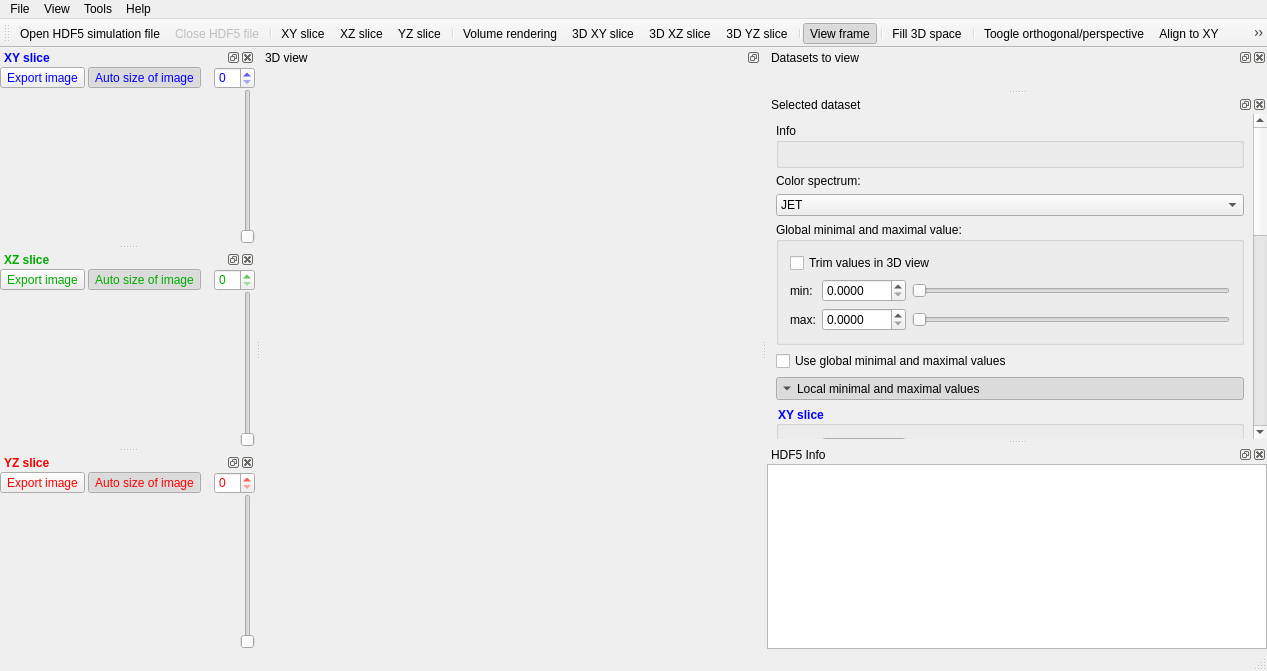
Before: the Qt Designer form projects/src/k-wave-h5-visualizer/mainwindow.ui in klepo/Visualisation-of-the-outputs-of-k-Wave-ultrasound-simulations, drawn with Qt 5.
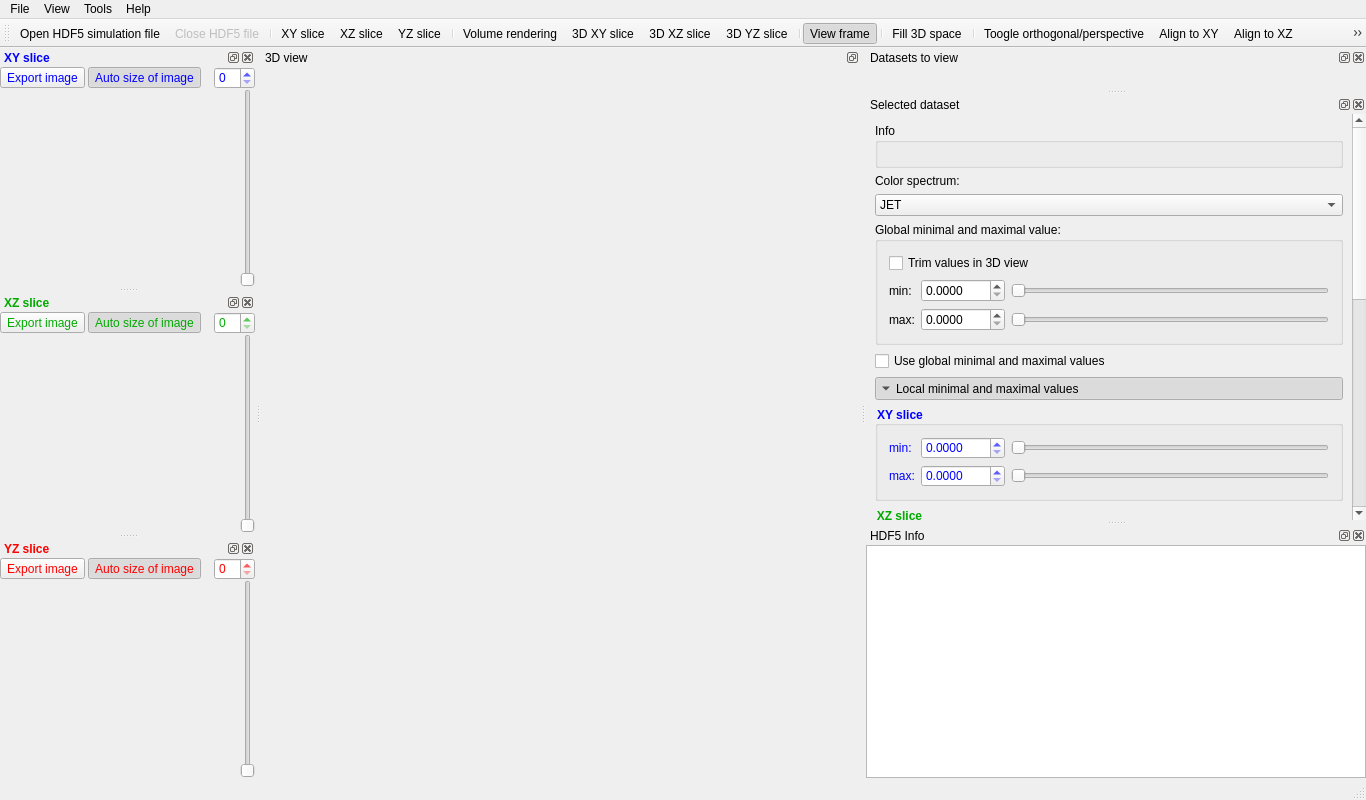
After: the same form once the commit is applied. Icons and pictures are not drawn. Custom widgets are drawn as their Qt base class.

```diff
--- a/projects/src/k-wave-h5-visualizer/mainwindow.ui
+++ b/projects/src/k-wave-h5-visualizer/mainwindow.ui
@@ -6,8 +6,8 @@
    <rect>
     <x>0</x>
     <y>0</y>
-    <width>1202</width>
-    <height>671</height>
+    <width>1366</width>
+    <height>800</height>
    </rect>
   </property>
   <property name="windowTitle">
@@ -153,7 +153,7 @@
     <rect>
      <x>0</x>
      <y>0</y>
-     <width>1202</width>
+     <width>1366</width>
      <height>21</height>
     </rect>
    </property>
@@ -470,6 +470,9 @@
          </item>
          <item>
           <widget class="QGroupBox" name="groupBox">
+           <property name="enabled">
+            <bool>true</bool>
+           </property>
            <property name="title">
             <string>Global minimal and maximal value:</string>
            </property>
@@ -1360,7 +1363,7 @@
           <x>0</x>
           <y>0</y>
           <width>175</width>
-          <height>151</height>
+          <height>194</height>
          </rect>
         </property>
         <layout class="QHBoxLayout" name="horizontalLayout_2">
@@ -1482,7 +1485,7 @@
           <x>0</x>
           <y>0</y>
           <width>175</width>
-          <height>152</height>
+          <height>195</height>
          </rect>
         </property>
         <layout class="QHBoxLayout" name="horizontalLayout_3">
@@ -1631,7 +1634,7 @@
           <x>0</x>
           <y>0</y>
           <width>175</width>
-          <height>151</height>
+          <height>194</height>
          </rect>
         </property>
         <layout class="QHBoxLayout" name="horizontalLayout_6">
```
Left out of the diff: 29 changed lines with no effect on the pictures.
